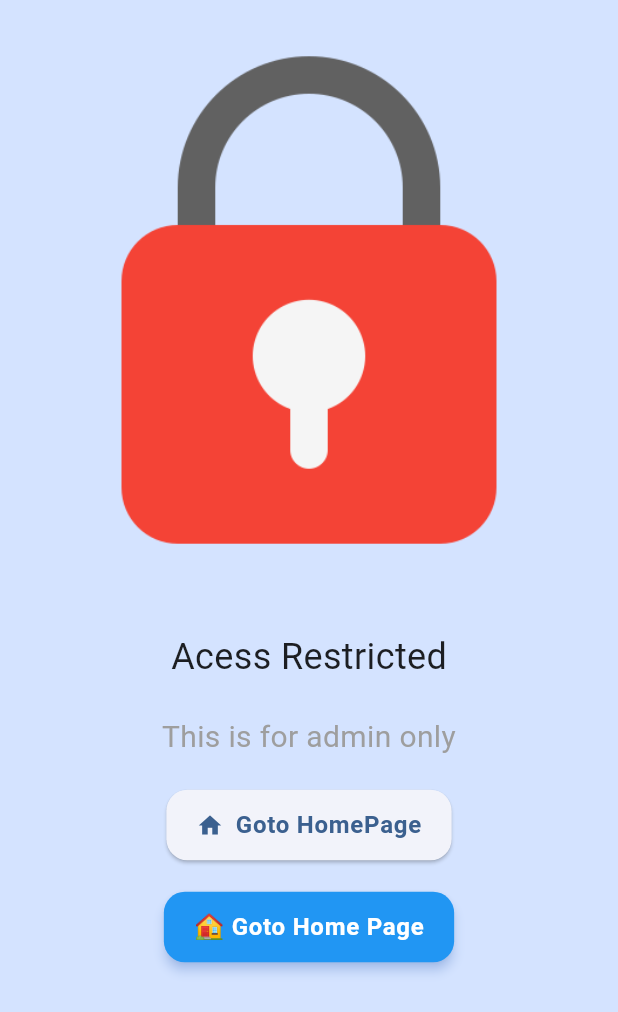
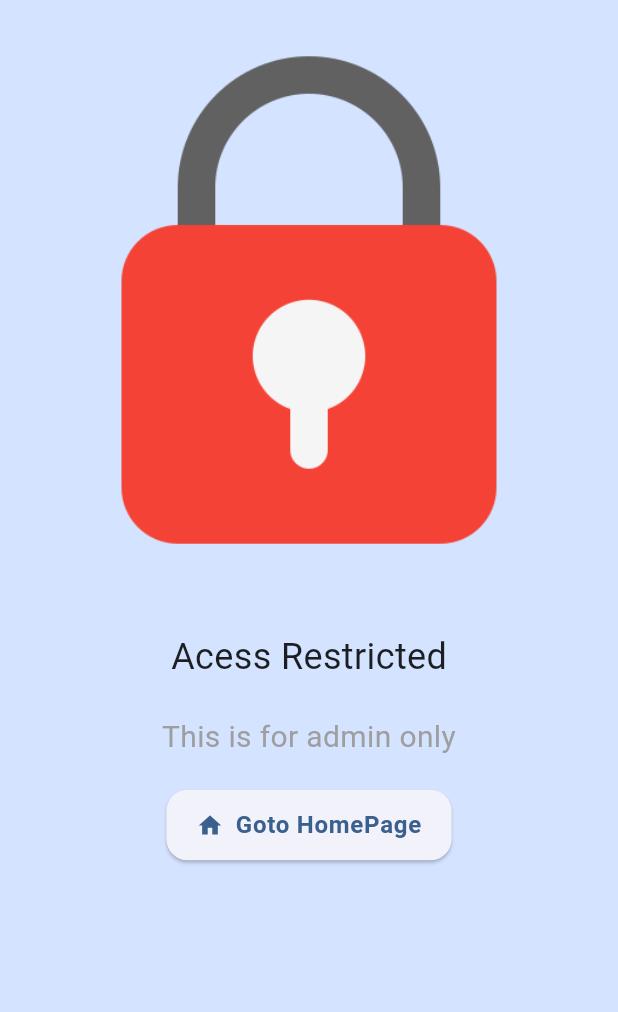
Before and after one commit to monmatprogramer/monk_absence, a Flutter app: the AccessRestrictedPage screen opened by its route, on a phone screen of 412 x 824 dp. Shown: the top 1012 px of the screen. Run offline on Flutter 3.47's test engine with Material 3 defaults, Android fonts, the phone set to English and light mode, and no system bars; our stand-ins replace cached_network_image, camera, flutter_cache_manager, get, image_picker, logger and 2 more; missing offline and left inert: gal, google_ml_kit, mobile_scanner, qr_code_tools; accounts and stored records are empty; network calls fail.

Commit message:
update initial route and simplify navigation button on access restricted page

```diff
--- a/lib/main.dart
+++ b/lib/main.dart
@@ -113,7 +113,7 @@ void main() {
         ),
       ),
 
-      initialRoute: '/access-restricted',
+      initialRoute: '/',
 
       getPages: [
         GetPage(
--- a/lib/pages/access_restricted_page.dart
+++ b/lib/pages/access_restricted_page.dart
@@ -40,34 +40,13 @@ class AccessRestrictedPage extends StatelessWidget {
                 PressAnimatedButton(
                   label: "Goto HomePage",
                   onPressed: () {
+                    Get.toNamed('/home');
                     logger.d("Preseed");
                   },
                   icon: Icons.home,
                   glow: false,
                 ),
                 const SizedBox(height: 20),
-                ElevatedButton(
-                  style: ElevatedButton.styleFrom(
-                    backgroundColor: Colors.blue,
-                    foregroundColor: Colors.white,
-                    elevation: 3,
-                    shadowColor: Colors.blueAccent.withValues(alpha: 0.5),
-                    padding: const EdgeInsets.symmetric(
-                      horizontal: 20,
-                      vertical: 14,
-                    ),
-                    textStyle: const TextStyle(
-                      fontSize: 16,
-                      fontWeight: FontWeight.w600,
-                      letterSpacing: 0.5,
-                    ),
-                    shape: RoundedRectangleBorder(
-                      borderRadius: BorderRadius.circular(14),
-                    ),
-                  ),
-                  onPressed: () => Get.toNamed('/home'),
-                  child: Text("🏠 Goto Home Page"),
-                ),
               ],
             ),
           ),
```
